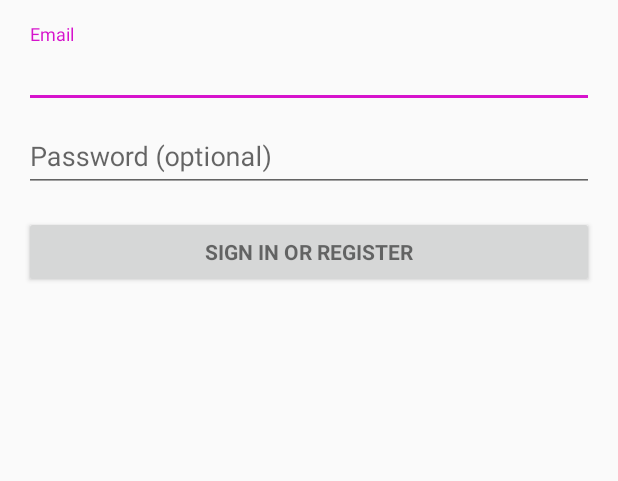
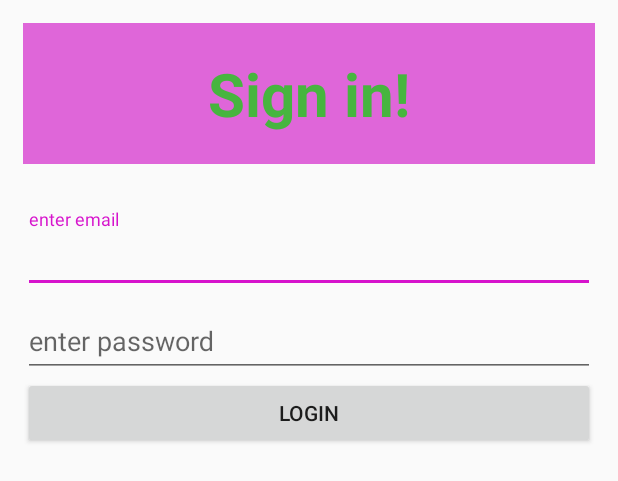
Before and after one commit to PiotrAlejski/Piotr_Library_I, an Android app: the layout activity_login.xml on its own in the app's theme, with its tools: preview values and no code run, on a phone screen of 412 x 824 dp. Shown: the top 481 px of the screen. Run offline under Robolectric (Android 15) with nearby library versions, the phone set to English and light mode, and no system bars.

Commit message:
added LoginActivity

```diff
--- a/app/build.gradle
+++ b/app/build.gradle
@@ -25,4 +25,7 @@ dependencies {
     compile 'com.android.support.constraint:constraint-layout:1.0.2'
     compile 'com.android.support:leanback-v17:25.0.1'
     compile 'com.android.support:design:25.0.1'
+    compile 'com.jakewharton:butterknife:8.5.1'
+    annotationProcessor 'com.jakewharton:butterknife-compiler:8.5.1'
+    compile group: 'com.google.code.gson', name: 'gson', version: '2.3.1'
 }
--- a/app/src/main/java/com/example/rc/samples/SplashActivity.java
+++ b/app/src/main/java/com/example/rc/samples/SplashActivity.java
@@ -20,7 +20,7 @@ public class SplashActivity extends AppCompatActivity {
 //                .putString(TOKEN, "jakiś token")
 //                .commit();
         Intent intent = null;
-        if(!prefs.contains(TOKEN)){
+        if (prefs.contains(TOKEN)) {
             intent = new Intent(this, MainActivity.class);
 
         } else {
--- a/app/src/main/res/layout/activity_login.xml
+++ b/app/src/main/res/layout/activity_login.xml
@@ -1,77 +1,59 @@
+<?xml version="1.0" encoding="utf-8"?>
 <LinearLayout xmlns:android="http://schemas.android.com/apk/res/android"
+    xmlns:app="http://schemas.android.com/apk/res-auto"
     xmlns:tools="http://schemas.android.com/tools"
     android:layout_width="match_parent"
     android:layout_height="match_parent"
-    android:gravity="center_horizontal"
+    android:layout_margin="15dp"
     android:orientation="vertical"
-    android:paddingBottom="@dimen/activity_vertical_margin"
-    android:paddingLeft="@dimen/activity_horizontal_margin"
-    android:paddingRight="@dimen/activity_horizontal_margin"
-    android:paddingTop="@dimen/activity_vertical_margin"
     tools:context="com.example.rc.samples.LoginActivity">
 
-    <!-- Login progress -->
-    <ProgressBar
-        android:id="@+id/login_progress"
-        style="?android:attr/progressBarStyleLarge"
-        android:layout_width="wrap_content"
+    <TextView
+        android:layout_width="match_parent"
         android:layout_height="wrap_content"
-        android:layout_marginBottom="8dp"
-        android:visibility="gone" />
+        android:layout_marginBottom="30dp"
+        android:background="@color/gray"
+        android:paddingBottom="20dp"
+        android:paddingTop="20dp"
+        android:text="Sign in!"
+        android:textAlignment="center"
+        android:textColor="@color/colorPrimary"
+        android:textSize="40dp"
+        android:textStyle="bold"
+        app:layout_constraintBottom_toBottomOf="parent"
+        app:layout_constraintLeft_toLeftOf="parent"
+        app:layout_constraintRight_toRightOf="parent"
+        app:layout_constraintTop_toTopOf="parent" />
 
-    <ScrollView
-        android:id="@+id/login_form"
-        android:layout_width="match_parent"
-        android:layout_height="match_parent">
-
-        <LinearLayout
-            android:id="@+id/email_login_form"
+    <android.support.design.widget.TextInputLayout
         android:layout_width="match_parent"
         android:layout_height="wrap_content"
         android:orientation="vertical">
 
-            <android.support.design.widget.TextInputLayout
-                android:layout_width="match_parent"
-                android:layout_height="wrap_content">
-
-                <AutoCompleteTextView
+        <EditText
             android:id="@+id/email"
             android:layout_width="match_parent"
             android:layout_height="wrap_content"
-                    android:hint="@string/prompt_email"
-                    android:inputType="textEmailAddress"
-                    android:maxLines="1"
-                    android:singleLine="true" />
-
+            android:hint="enter email" />
     </android.support.design.widget.TextInputLayout>
 
     <android.support.design.widget.TextInputLayout
         android:layout_width="match_parent"
-                android:layout_height="wrap_content">
+        android:layout_height="wrap_content"
+        android:orientation="vertical">
 
         <EditText
             android:id="@+id/password"
             android:layout_width="match_parent"
             android:layout_height="wrap_content"
-                    android:hint="@string/prompt_password"
-                    android:imeActionId="@+id/login"
-                    android:imeActionLabel="@string/action_sign_in_short"
-                    android:imeOptions="actionUnspecified"
-                    android:inputType="textPassword"
-                    android:maxLines="1"
-                    android:singleLine="true" />
-
+            android:ems="10"
+            android:hint="enter password"
+            android:inputType="textPassword" />
     </android.support.design.widget.TextInputLayout>
 
     <Button
-                android:id="@+id/email_sign_in_button"
-                style="?android:textAppearanceSmall"
+        android:id="@+id/submit"
         android:layout_width="match_parent"
         android:layout_height="wrap_content"
-                android:layout_marginTop="16dp"
-                android:text="@string/action_sign_in"
-                android:textStyle="bold" />
-
+        android:text="Login" />
 </LinearLayout>
-    </ScrollView>
-</LinearLayout>
--- a/app/src/main/res/values/styles.xml
+++ b/app/src/main/res/values/styles.xml
@@ -12,4 +12,8 @@
         <item name="android:windowBackground">@drawable/background_splash</item>
     </style>
 
+    <style name="AppThemeNoBar" parent="Theme.AppCompat.Light.NoActionBar">
+        <item name="android:windowNoTitle">true</item>
+    </style>
+
 </resources>
```
Also changed, not shown: app/src/main/AndroidManifest.xml (+7 -1 lines), app/src/main/java/com/example/rc/samples/AppConfig.java (added, +9 -0 lines), app/src/main/java/com/example/rc/samples/LoginActivity.java (+54 -1 lines), app/src/main/java/com/example/rc/samples/LoginModel.java (added, +41 -0 lines), app/src/main/java/com/example/rc/samples/MyApp.java (added, +17 -0 lines), app/src/main/java/com/example/rc/samples/UserService.java (added, +91 -0 lines). Lines whose indentation alone changed are shown as unchanged.
